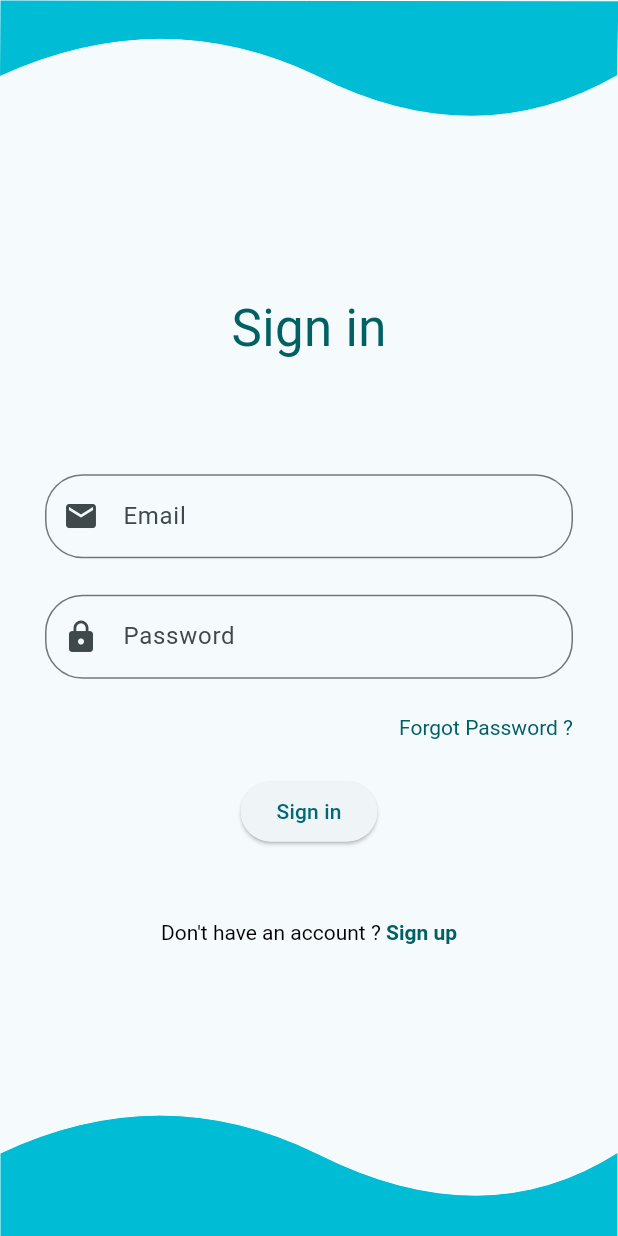
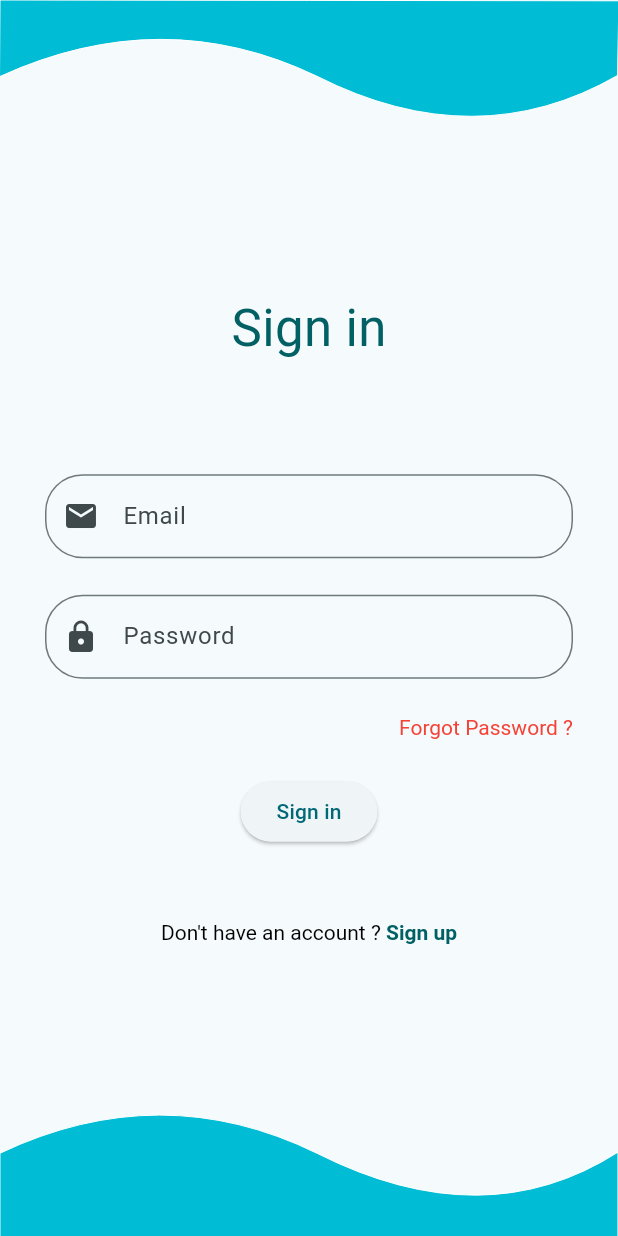
Before and after one commit to meerilahi/coin_track, a Flutter app: the screen it shows after launch, on a phone screen of 412 x 824 dp. Run offline on Flutter 3.47's test engine with Material 2 defaults, Android fonts, the phone set to English and light mode, and no system bars; our stand-ins replace cloud_firestore, firebase_auth, firebase_core, fl_chart, get_it; accounts and stored records are empty.

Commit message:
red color

```diff
--- a/lib/features/authentication/presentation/pages/signin_view.dart
+++ b/lib/features/authentication/presentation/pages/signin_view.dart
@@ -68,7 +68,7 @@ class SigninView extends StatelessWidget {
             child: RichText(
               text: TextSpan(
                 text: "Forgot Password ?",
-                style: TextStyle(color: Colors.cyan.shade900),
+                style: const TextStyle(color: Colors.red),
                 recognizer: TapGestureRecognizer()..onTap = () {},
               ),
             ),
```
